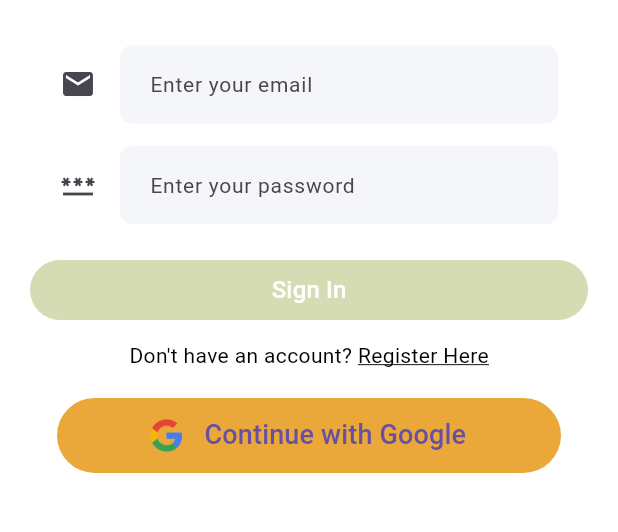
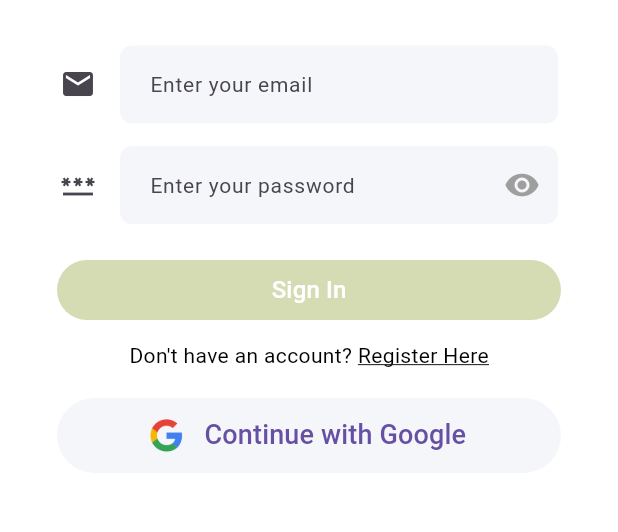
Before and after one commit to ECCooney/EnsembleApp, a Flutter app: the screen it shows after launch, on a phone screen of 412 x 824 dp, the part 488-1020 px from its top. Run offline on Flutter 3.47's test engine with Material 3 defaults, Android fonts, the light colour scheme and no system bars; our stand-ins replace cloud_firestore, dotted_border, file_picker, firebase_auth, firebase_core, firebase_storage and 5 more; missing offline and left inert: firebase_app_check; accounts and stored records are empty; generated files the repository leaves out were written again.

Commit message:
Userdata now being passed into booking request details. Some minor fixes for password security/visibility also.

```diff
--- a/lib/core/common/custom_text_field.dart
+++ b/lib/core/common/custom_text_field.dart
@@ -8,7 +8,6 @@ class CustomTextField extends StatelessWidget {
   final Icon icon;
 
   final FormFieldValidator validator;
-
 
   const CustomTextField({
     Key? key,
--- a/lib/core/common/google_sign_in_button.dart
+++ b/lib/core/common/google_sign_in_button.dart
@@ -28,7 +28,7 @@ class GoogleSignInButton extends ConsumerWidget {
           style: TextStyle(fontSize: 18),
         ),
         style: ElevatedButton.styleFrom(
-          backgroundColor: Pallete.orangeCustomColor,
+          backgroundColor: const Color(0xffF5F6FA),
           elevation: 0,
           minimumSize: const Size(double.infinity, 50),
           shape: RoundedRectangleBorder(
--- /dev/null
+++ b/lib/core/common/protected_text_field.dart
@@ -0,0 +1,64 @@
+
+import 'package:flutter/material.dart';
+
+class ProtectedTextField extends StatefulWidget {
+  final TextEditingController controller;
+  final String hintText;
+  final Icon icon;
+  final FormFieldValidator<String>? validator;
+  final bool obscureText;
+
+  const ProtectedTextField({
+    Key? key,
+    required this.controller,
+    required this.hintText,
+    required this.icon,
+    this.validator,
+    this.obscureText = false,
+  }) : super(key: key);
+
+  @override
+  _ProtectedTextFieldState createState() => _ProtectedTextFieldState();
+}
+
+class _ProtectedTextFieldState extends State<ProtectedTextField> {
+  bool _obscureText = false;
+
+  @override
+  Widget build(BuildContext context) {
+    return TextField(
+      controller: widget.controller,
+      obscureText: _obscureText,
+      decoration: InputDecoration(
+        border: OutlineInputBorder(
+          borderRadius: BorderRadius.circular(8),
+          borderSide: const BorderSide(color: Colors.transparent, width: 0),
+        ),
+        enabledBorder: OutlineInputBorder(
+          borderRadius: BorderRadius.circular(8),
+          borderSide: const BorderSide(color: Colors.transparent, width: 0),
+        ),
+        contentPadding: const EdgeInsets.symmetric(horizontal: 16, vertical: 14),
+        filled: true,
+        fillColor: const Color(0xffF5F6FA),
+        hintText: widget.hintText,
+        icon: widget.icon,
+        hintStyle: const TextStyle(
+          fontSize: 14,
+          fontWeight: FontWeight.w400,
+        ),
+        suffixIcon: InkWell(
+          onTap: () {
+            setState(() {
+              _obscureText = !_obscureText;
+            });
+          },
+          child: Icon(
+            _obscureText ? Icons.visibility_off : Icons.visibility,
+            color: Colors.grey,
+          ),
+        ),
+      ),
+    );
+  }
+}
--- a/lib/features/auth/repository/auth_repository.dart
+++ b/lib/features/auth/repository/auth_repository.dart
@@ -80,7 +80,6 @@ class AuthRepository {
           name: userCredential.user!.displayName ?? 'No Name',
           profilePic: userCredential.user!.photoURL ?? Constants.avatarDefault,
           email: userCredential.user!.email?? 'No Email',
-          password: 'No password',
           uid: userCredential.user!.uid,
         );
         await _users.doc(userCredential.user!.uid).set(userModel.toMap());
@@ -132,7 +131,6 @@ class AuthRepository {
           name: userCredential.user!.displayName ?? name,
           profilePic: userCredential.user!.photoURL ?? Constants.avatarDefault,
           email: userCredential.user!.email?? email,
-          password: password,
           uid: userCredential.user!.uid,
         );
         await _users.doc(userCredential.user!.uid).set(userModel.toMap());
--- a/lib/features/auth/screens/login_screen.dart
+++ b/lib/features/auth/screens/login_screen.dart
@@ -1,4 +1,5 @@
 import 'package:ensemble/core/common/google_sign_in_button.dart';
+import 'package:ensemble/core/common/protected_text_field.dart';
 import 'package:ensemble/features/auth/controller/auth_controller.dart';
 import 'package:ensemble/features/auth/repository/auth_repository.dart';
 import 'package:flutter/gestures.dart';
@@ -20,6 +21,7 @@ class LoginScreen extends ConsumerStatefulWidget {
 
 class _LoginScreenState extends ConsumerState<LoginScreen> {
 
+  bool _obscureText = true;
   final emailController = TextEditingController();
   final passwordController = TextEditingController();
 
@@ -95,7 +97,8 @@ class _LoginScreenState extends ConsumerState<LoginScreen> {
                     const SizedBox(height: 15),
                     Container(
                       margin: const EdgeInsets.symmetric(horizontal: 20),
-                      child: CustomTextField(
+                      child: ProtectedTextField(
+                        obscureText: _obscureText,
                         icon: const Icon(Icons.password),
                         controller: passwordController,
                         hintText: 'Enter your password',
@@ -111,6 +114,8 @@ class _LoginScreenState extends ConsumerState<LoginScreen> {
                     const SizedBox(height: 20),
                     SizedBox(
                       width:double.infinity,
+                      child: Padding(
+                        padding: const EdgeInsets.symmetric(horizontal: 18.0),
                         child: ElevatedButton(
                           style: ElevatedButton.styleFrom(
                               backgroundColor: Pallete.sageCustomColor,
@@ -120,6 +125,7 @@ class _LoginScreenState extends ConsumerState<LoginScreen> {
                           onPressed: logIn,
                           child: const Text("Sign In", style: TextStyle(color: Colors.white, fontSize: 16)
                           )
+                        ),
                       ),
                     ),
                     const SizedBox(height: 10),
```
Also changed, not shown: lib/features/auth/screens/register_screen.dart (+13 -2 lines), lib/features/booking/screens/booking_request_details.dart (+29 -5 lines), lib/features/nav/nav_drawer.dart (+14 -2 lines), lib/models/user_model.dart (+3 -11 lines). Lines whose indentation alone changed are shown as unchanged.
